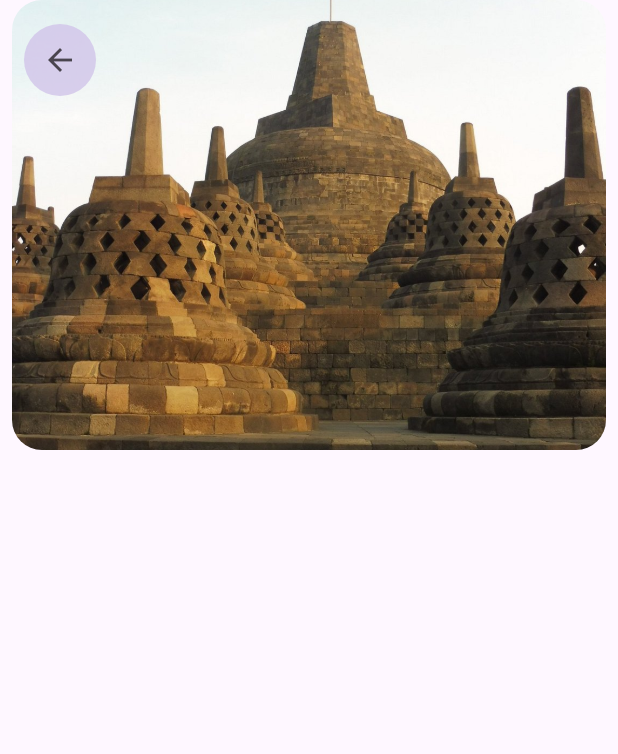
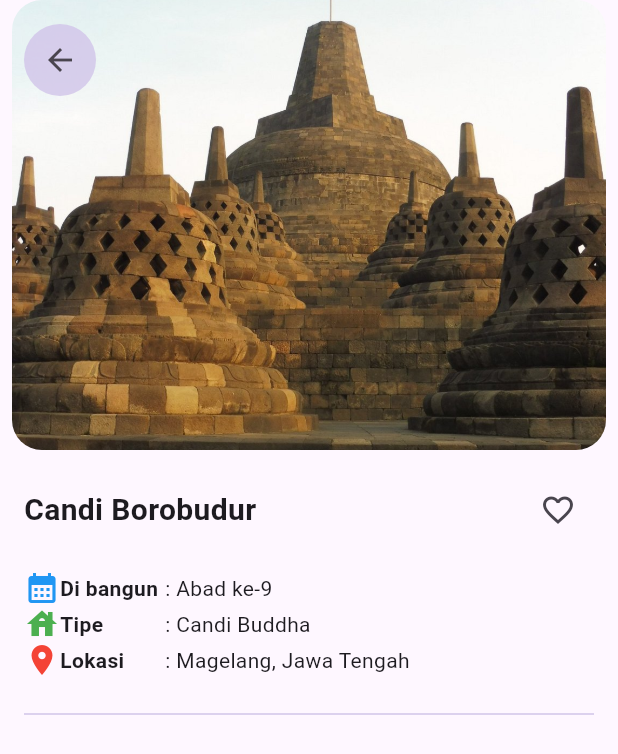
Before and after one commit to 2024-2025-Gasal-PABI-SI5B/project-wisata-candi-si5b-AlVio21, a Flutter app: the screen it shows after launch, on a phone screen of 412 x 824 dp. Shown: the top 754 px of the screen. Run offline on Flutter 3.47's test engine with Material 3 defaults, Android fonts, the phone set to English and light mode, and no system bars.

Commit message:
selesai info tengah

```diff
--- a/candi_1/lib/screens/detail_screen.dart
+++ b/candi_1/lib/screens/detail_screen.dart
@@ -42,13 +42,99 @@ class DetailScreen extends StatelessWidget{
               ),
             ],
           ),
-          // Deatil Inf0
+          // Deatil Info
           Padding(
-            padding: EdgeInsets.symmetric(horizontal: 16),
+            padding: const EdgeInsets.symmetric(horizontal: 16),
             child: Column(
               children: [
                 //Info Atas
+                const SizedBox(
+                  height: 16,
+                ),
+                Row(
+                  mainAxisAlignment: MainAxisAlignment.spaceBetween,
+                  children: [
+                    Text(
+                      candi.name,
+                      style: const TextStyle(
+                        fontSize: 20, fontWeight: FontWeight.bold),
+                    ),
+                    IconButton(
+                      onPressed: (){},
+                      icon: const Icon(Icons.favorite_border))
+                  ],
+                ),
                 //Info Tengah
+                const SizedBox(
+                  height: 16,
+                ),
+                Row(
+                  children: [
+                    const Icon(
+                      Icons.calendar_month,
+                      color: Colors.blue,
+                    ),
+                    const SizedBox(
+                      width: 0,
+                    ),
+                    const SizedBox(
+                      width: 70,
+                      child: Text(
+                        'Di bangun',
+                        style: TextStyle(fontWeight: FontWeight.bold),
+                      ),
+                    ),
+                    Text(': ${candi.built}')
+                  ],
+                ),
+                Row(
+                  children: [
+                    const Icon(
+                      Icons.house,
+                      color: Colors.green,
+                    ),
+                    const SizedBox(
+                      width: 0,
+                    ),
+                    const SizedBox(
+                      width: 70,
+                      child: Text(
+                        'Tipe',
+                        style: TextStyle(fontWeight: FontWeight.bold),
+                      ),
+                    ),
+                    Text(': ${candi.type}')
+                  ],
+                ),
+                Row(
+                  children: [
+                    const Icon(
+                      Icons.place,
+                      color: Colors.red,
+                    ),
+                    const SizedBox(
+                      width: 0,
+                    ),
+                    const SizedBox(
+                      width: 70,
+                      child: Text(
+                        'Lokasi',
+                        style: TextStyle(fontWeight: FontWeight.bold),
+                      ),
+                    ),
+                    Text(': ${candi.location}')
+                  ],
+                ),
+                //pemisah
+                const SizedBox(
+                  height: 16,
+                ),
+                Divider(
+                  color: Colors.deepPurple.shade100,
+                ),
+                const SizedBox(
+                  height: 16,
+                )
                 //Info Bawah
               ],
             )
```
